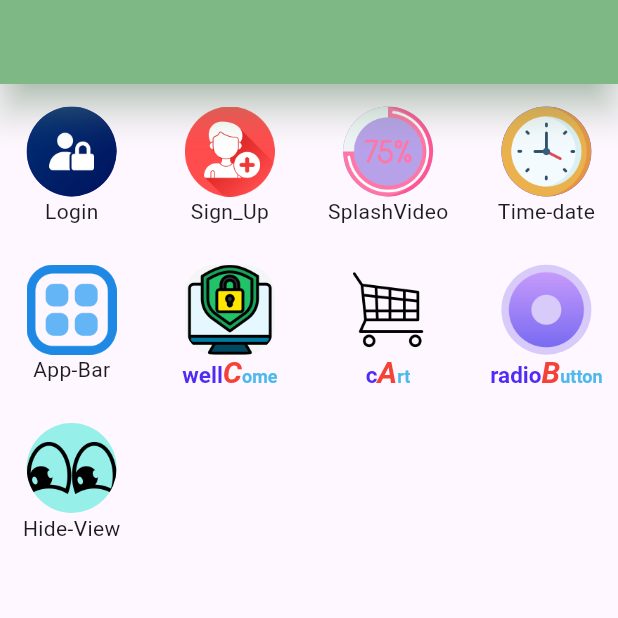
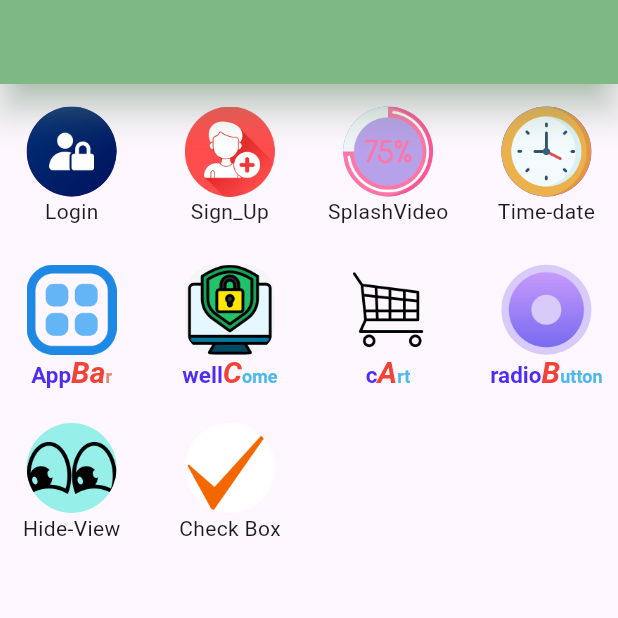
Before and after one commit to ALIRaza726/sketch, a Flutter app: the screen it shows after launch, on a phone screen of 412 x 824 dp, the top half of it. Run offline on Flutter 3.47's test engine with Material 3 defaults, Android fonts, the phone set to English and light mode, and no system bars; our stand-ins replace flutter_screenutil, google_fonts, video_player; missing offline and left inert: bottom_picker.

Commit message:
checkBox

```diff
--- a/lib/screen/home_page.dart
+++ b/lib/screen/home_page.dart
@@ -4,6 +4,7 @@ import 'package:sketch/helpers/responsive.dart';
 import 'package:sketch/screen/app_bar.dart';
 import 'package:sketch/screen/cart.dart';
 import 'package:sketch/screen/cart_menu.dart';
+import 'package:sketch/screen/check_box.dart';
 import 'package:sketch/screen/date_time.dart';
 import 'package:sketch/screen/hide_view.dart';
 import 'package:sketch/screen/login.dart';
@@ -184,9 +185,28 @@ class _home_pageState extends State<home_page> {
                           ),
                         ),
                       ),
-                      Text(
-                        'App-Bar',
-                        style: GoogleFonts.aDLaMDisplay(),
+                     RichText(
+                        text: const TextSpan(
+                            text: 'App',
+                            style: TextStyle(
+                              fontSize: 15,
+                              color: Color.fromARGB(255, 80, 43, 244),
+                              fontWeight: FontWeight.bold,
+                            ),
+                            children: <TextSpan>[
+                              TextSpan(
+                                  text: 'Ba',
+                                  style: TextStyle(
+                                      color: Colors.red,
+                                      fontSize: 20,
+                                      fontStyle: FontStyle.italic)),
+                              TextSpan(
+                                  text: 'r',
+                                  style: TextStyle(
+                                    fontSize: 12,
+                                    color: Color.fromARGB(255, 234, 133, 117),
+                                  ))
+                            ]),
                       ),
                     ]),
                     Column(children: [
@@ -345,6 +365,29 @@ class _home_pageState extends State<home_page> {
                      ),
                      const Text('Hide-View')
                    ]),
+                   Column(children: [
+
+                     GestureDetector(
+                       onTap: () {
+                         Navigator.push(
+                             context,
+                             MaterialPageRoute(
+                                 builder: (context) => const checkBox()));
+                       },
+                       child: Container(
+                         height: 60,
+                          width: 60,
+                         decoration: BoxDecoration(
+                             image: const DecorationImage(
+                               fit: BoxFit.cover,
+                               image: AssetImage("assets/images/check_box.png"),
+                             ),
+                             color: Color.fromARGB(255, 255, 255, 255),
+                             borderRadius: BorderRadius.circular(30)),
+                       ),
+                     ),
+                     const Text('Check Box')
+                   ]),
 
                   ],
                 ),
--- a/pubspec.yaml
+++ b/pubspec.yaml
@@ -103,6 +103,7 @@ flutter:
       - assets/images/app_bar.png
       - assets/images/date_time.png
       - assets/images/hide_view.png
+      - assets/images/check_box.png
 
 
   # An image asset can refer to one or more resolution-specific "variants", see
```
Also changed, not shown: lib/screen/check_box.dart (added, +36 -0 lines), assets/images/check_box.png (added).
